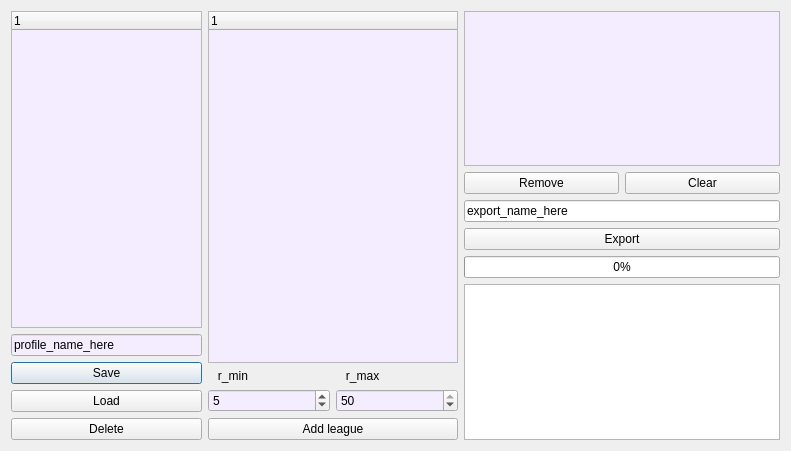
jacek-markowski/BetBoy, file data/ui/export.ui: the form before one commit.
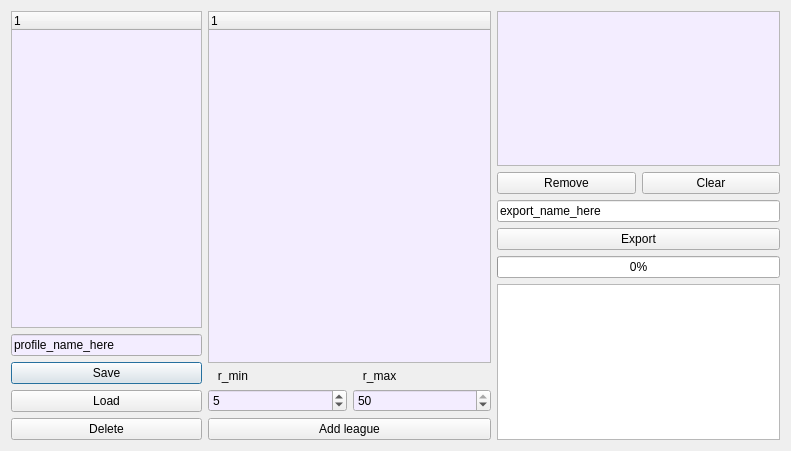
The form after the commit. Icons and pictures are not drawn.

Diff of the .ui file:
```diff
--- a/data/ui/export.ui
+++ b/data/ui/export.ui
@@ -182,14 +182,14 @@
      <item>
       <widget class="QTreeWidget" name="tree_leagues">
        <property name="sizePolicy">
-        <sizepolicy hsizetype="Preferred" vsizetype="Expanding">
+        <sizepolicy hsizetype="Expanding" vsizetype="Expanding">
          <horstretch>0</horstretch>
          <verstretch>0</verstretch>
         </sizepolicy>
        </property>
        <property name="maximumSize">
         <size>
-         <width>250</width>
+         <width>400</width>
          <height>16777215</height>
         </size>
        </property>
@@ -377,9 +377,15 @@
      </item>
      <item>
       <widget class="QPushButton" name="button_add">
+       <property name="sizePolicy">
+        <sizepolicy hsizetype="Expanding" vsizetype="Fixed">
+         <horstretch>0</horstretch>
+         <verstretch>0</verstretch>
+        </sizepolicy>
+       </property>
        <property name="maximumSize">
         <size>
-         <width>250</width>
+         <width>400</width>
          <height>16777215</height>
         </size>
        </property>
```
Left out of the diff: 14 changed lines with no effect on the pictures.
